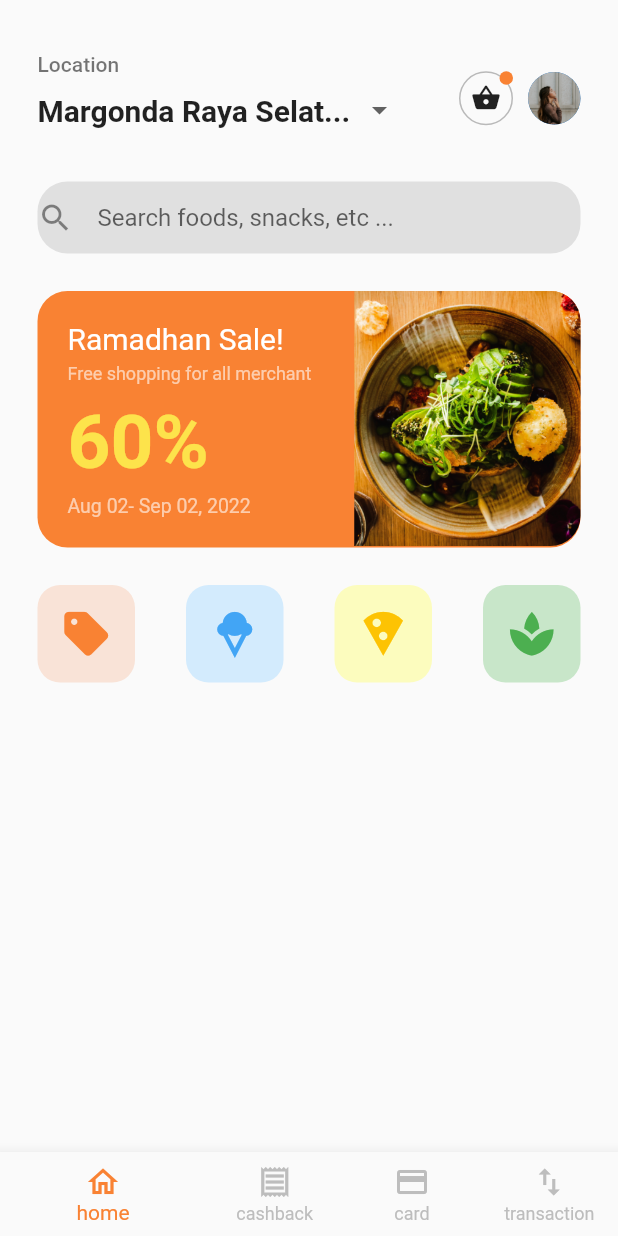
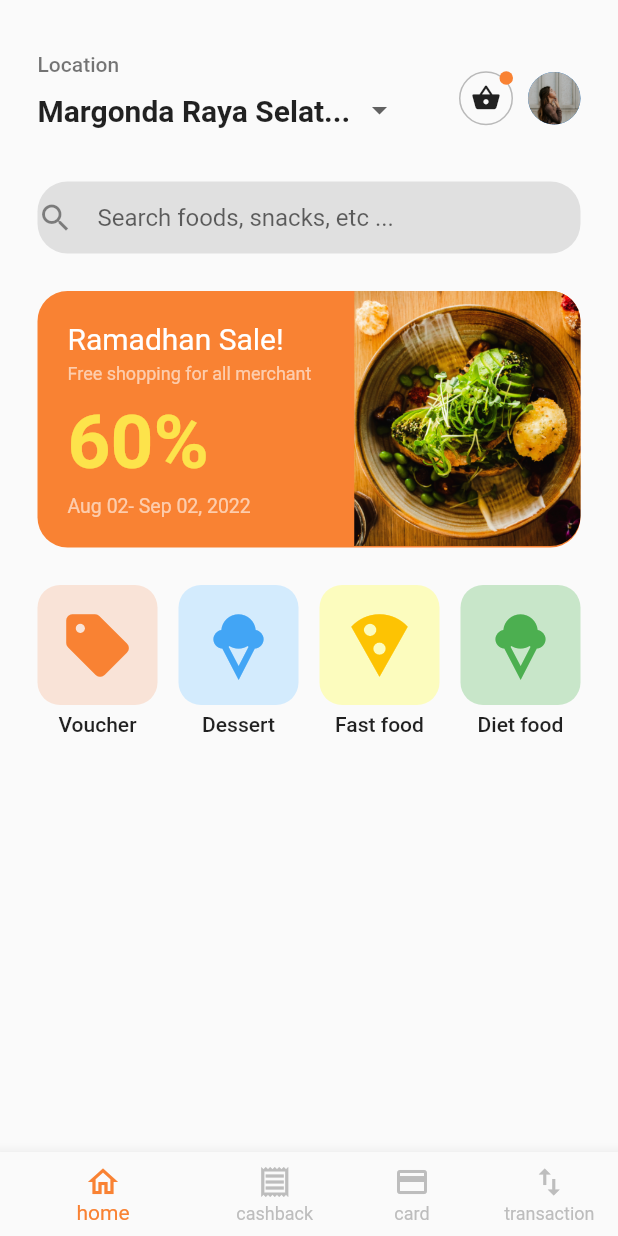
Before and after one commit to sydchill/fooddelivery, a Flutter app: the screen it shows after launch, on a phone screen of 412 x 824 dp. Run offline on Flutter 3.47's test engine with Material 2 defaults, Android fonts, the phone set to English and light mode, and no system bars.

Commit message:
add food type boxes

```diff
--- /dev/null
+++ b/lib/components.dart
@@ -0,0 +1,26 @@
+// ignore_for_file: prefer_const_constructors
+
+import 'package:flutter/material.dart';
+
+Column foodTypeBox(
+    Color color, Color boxColor, IconData icon, String foodType) {
+  return Column(
+    children: [
+      Container(
+        padding: EdgeInsets.all(15),
+        decoration: BoxDecoration(
+            color: boxColor, borderRadius: BorderRadius.circular(15)),
+        child: Icon(
+          color: color,
+          icon,
+          size: 50,
+        ),
+      ),
+      SizedBox(height: 5),
+      Text(
+        foodType,
+        style: TextStyle(fontWeight: FontWeight.w500),
+      )
+    ],
+  );
+}
--- a/lib/pages/home.dart
+++ b/lib/pages/home.dart
@@ -1,6 +1,7 @@
 // ignore_for_file: prefer_const_constructors, prefer_const_literals_to_create_immutables
 
 import 'package:flutter/material.dart';
+import 'package:fooddelivery/components.dart';
 import 'package:fooddelivery/constants.dart';
 
 class Home extends StatefulWidget {
@@ -178,50 +179,17 @@ class _HomeState extends State<Home> {
           Row(
             mainAxisAlignment: MainAxisAlignment.spaceBetween,
             children: [
-              Container(
-                padding: EdgeInsets.all(15),
-                decoration: BoxDecoration(
-                    color: Color.fromARGB(255, 249, 227, 215),
-                    borderRadius: BorderRadius.circular(15)),
-                child: Icon(
-                  color: primaryColor,
-                  Icons.sell,
-                  size: 35,
-                ),
-              ),
-              Container(
-                padding: EdgeInsets.all(15),
-                decoration: BoxDecoration(
-                    color: Color.fromARGB(255, 211, 235, 253),
-                    borderRadius: BorderRadius.circular(15)),
-                child: Icon(
-                  color: Colors.blue[400],
-                  Icons.icecream,
-                  size: 35,
-                ),
-              ),
-              Container(
-                padding: EdgeInsets.all(15),
-                decoration: BoxDecoration(
-                    color: Color.fromARGB(255, 252, 252, 190),
-                    borderRadius: BorderRadius.circular(15)),
-                child: Icon(
-                  color: Color.fromARGB(255, 253, 195, 3),
+              foodTypeBox(primaryColor, Color.fromARGB(255, 249, 227, 215),
+                  Icons.sell, "Voucher"),
+              foodTypeBox(Colors.blue[400]!, Color.fromARGB(255, 211, 235, 253),
+                  Icons.icecream, "Dessert"),
+              foodTypeBox(
+                  Color.fromARGB(255, 253, 195, 3),
+                  Color.fromARGB(255, 252, 252, 190),
                   Icons.local_pizza,
-                  size: 35,
-                ),
-              ),
-              Container(
-                padding: EdgeInsets.all(15),
-                decoration: BoxDecoration(
-                    color: Colors.green[100],
-                    borderRadius: BorderRadius.circular(15)),
-                child: Icon(
-                  color: Colors.green,
-                  Icons.spa,
-                  size: 35,
-                ),
-              ),
+                  "Fast food"),
+              foodTypeBox(Colors.green, Colors.green[100]!, Icons.icecream,
+                  "Diet food"),
             ],
           ),
           SizedBox(height: 10),
```
